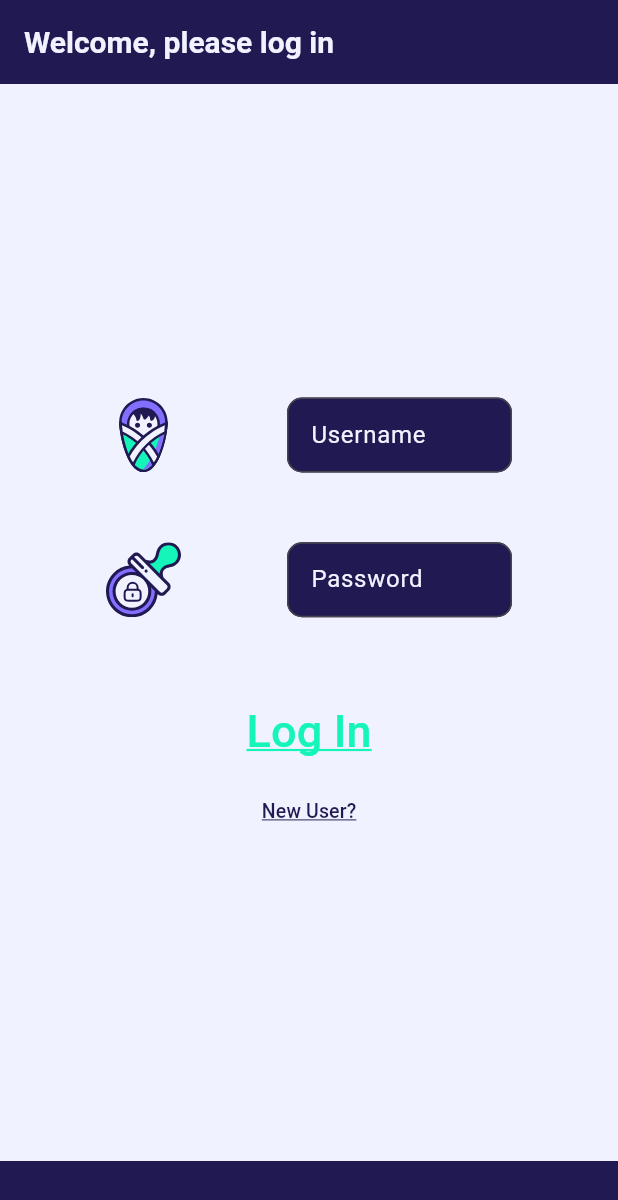
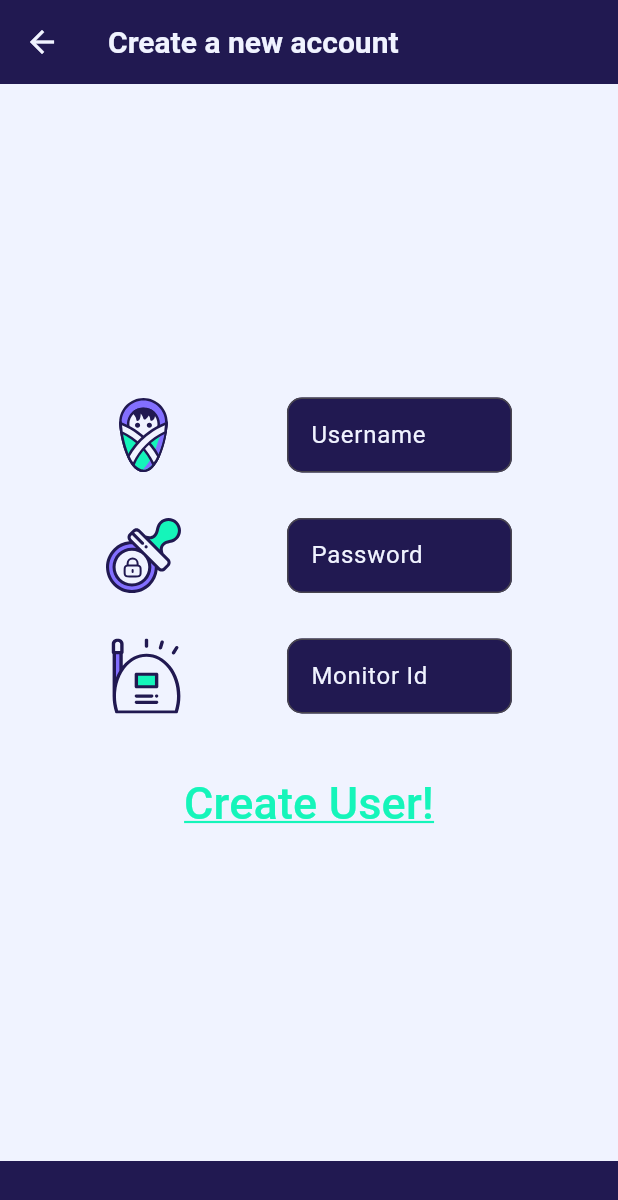
Before and after one commit to LordStacker/mobile_exam, a Flutter app: the screen it shows after launch, after a tap on "New User?", on a phone screen of 412 x 824 dp. Shown: the top 1200 px of the screen. Run offline on Flutter 3.47's test engine with Material 3 defaults, Android fonts, the light colour scheme and no system bars; our stand-ins replace flutter_svg.

Commit message:
create new user view design

```diff
--- a/lib/views/login.dart
+++ b/lib/views/login.dart
@@ -1,5 +1,6 @@
 import 'package:flutter/material.dart';
 import 'package:flutter_svg/flutter_svg.dart';
+import 'newuser.dart';
 
 class Login extends StatelessWidget {
   const Login({Key? key}) : super(key: key);
@@ -102,7 +103,12 @@ class Login extends StatelessWidget {
                           ),
                         ),
                         TextButton(
-                          onPressed: (){print('test');},
+                          onPressed: (){
+                            Navigator.push(
+                              context,
+                              MaterialPageRoute(builder: (context) => NewUser()),
+                            );
+                          },
                           child: Text(
                             'New User?',
                             style: TextStyle(
--- a/lib/views/newuser.dart
+++ b/lib/views/newuser.dart
@@ -0,0 +1,153 @@
+import 'package:flutter/material.dart';
+import 'package:flutter_svg/flutter_svg.dart';
+
+class NewUser extends StatelessWidget {
+  const NewUser({super.key});
+
+  @override
+  Widget build(BuildContext context) {
+    return Scaffold(
+      backgroundColor: Color(0xffF0F3FF),
+      appBar: AppBar(
+          leading: IconButton(
+            icon: Icon(Icons.arrow_back, color: Color(0xffF0F3FF)),
+            onPressed: () => Navigator.of(context).pop(),
+          ),
+          backgroundColor: Color(0xff211951),
+          title: Text('Create a new account'),
+          titleTextStyle: TextStyle(
+            fontSize: 20,
+            fontWeight: FontWeight.bold,
+            color: Color(0xffF0F3FF),
+          )
+      ),
+      body: Center(
+        child: Column(
+          mainAxisAlignment: MainAxisAlignment.center,
+          children: <Widget>[
+            Container(
+              height: 300,
+              child: Column(
+                  mainAxisAlignment: MainAxisAlignment.spaceBetween,
+                  children: <Widget>[
+                    Row(
+                      mainAxisAlignment: MainAxisAlignment.spaceEvenly,
+                      children: <Widget>[
+                        SvgPicture.asset(
+                          'assets/svgs/user.svg',
+                          width: 50,
+                          height: 50,
+                        ),
+                        Container(
+                          width: 150,
+                          height: 50,
+                          child: TextField(
+                            decoration: InputDecoration(
+                              fillColor: Color(0xff211951),
+                              filled: true,
+                              border: OutlineInputBorder(
+                                borderRadius: BorderRadius.circular(10),),
+
+                              labelText: 'Username',
+                              labelStyle: TextStyle(
+                                color: Color(0xffF0F3FF),
+                              ),
+                            ),
+                            style: TextStyle(
+                              color: Color(0xffF0F3FF),
+                            ),
+                          ),
+                        ),
+                      ],
+                    ),
+                    Row(
+                      mainAxisAlignment: MainAxisAlignment.spaceEvenly,
+                      children: <Widget>[
+                        SvgPicture.asset(
+                          'assets/svgs/Pacifier.svg',
+                          width: 50,
+                          height: 50,
+                        ),
+                        Container(
+                          width: 150,
+                          height: 50,
+                          child: TextField(
+                            decoration: InputDecoration(
+                              fillColor: Color(0xff211951),
+                              filled: true,
+                              border: OutlineInputBorder(
+                                borderRadius: BorderRadius.circular(10),),
+
+                              labelText: 'Password',
+                              labelStyle: TextStyle(
+                                color: Color(0xffF0F3FF),
+                              ),
+                            ),
+                            style: TextStyle(
+                              color: Color(0xffF0F3FF),
+                            ),
+                          ),
+                        ),
+                      ],
+                    ),
+                    Row(
+                      mainAxisAlignment: MainAxisAlignment.spaceEvenly,
+                      children: <Widget>[
+                        SvgPicture.asset(
+                          'assets/svgs/Monitor.svg',
+                          width: 50,
+                          height: 50,
+                        ),
+                        Container(
+                          width: 150,
+                          height: 50,
+                          child: TextField(
+                            decoration: InputDecoration(
+                              fillColor: Color(0xff211951),
+                              filled: true,
+                              border: OutlineInputBorder(
+                                borderRadius: BorderRadius.circular(10),),
+
+                              labelText: 'Monitor Id',
+                              labelStyle: TextStyle(
+                                color: Color(0xffF0F3FF),
+                              ),
+                            ),
+                            style: TextStyle(
+                              color: Color(0xffF0F3FF),
+                            ),
+                          ),
+                        ),
+                      ],
+                    ),
+                    Column(
+                      mainAxisAlignment: MainAxisAlignment.spaceBetween,
+                      children: <Widget>[
+                        TextButton(
+                          onPressed: (){print('ass');},
+                          child: Text(
+                            'Create User!',
+                            style: TextStyle(
+                                fontSize: 30,
+                                color: Color(0xff15F5BA),
+                                decoration: TextDecoration.underline,
+                                decorationColor: Color(0xff15F5BA)
+                            ),
+                          ),
+                        ),
+                        ],
+                    )]
+              ),
+            ),
+          ],
+        ),
+      ),
+      bottomNavigationBar: Container( // This is the footer
+        color: Color(0xff211951),
+        height: 50.0,
+        alignment: Alignment.center,
+
+      ),
+    );
+  }
+}
--- a/pubspec.yaml
+++ b/pubspec.yaml
@@ -63,6 +63,7 @@ flutter:
   assets:
     - assets/svgs/user.svg
     - assets/svgs/Pacifier.svg
+    - assets/svgs/Monitor.svg
 
   # An image asset can refer to one or more resolution-specific "variants", see
   # https://flutter.dev/assets-and-images/#resolution-aware
```
Also changed, not shown: assets/svgs/Monitor.svg (added).
